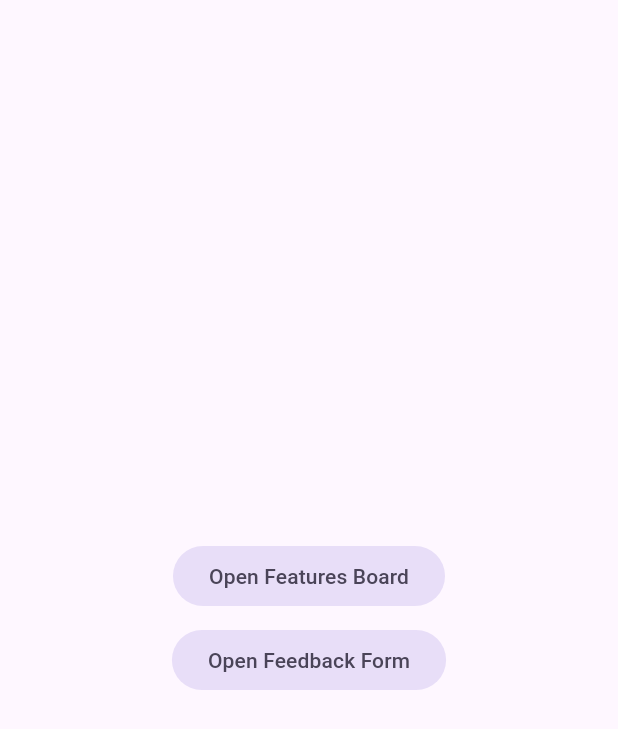
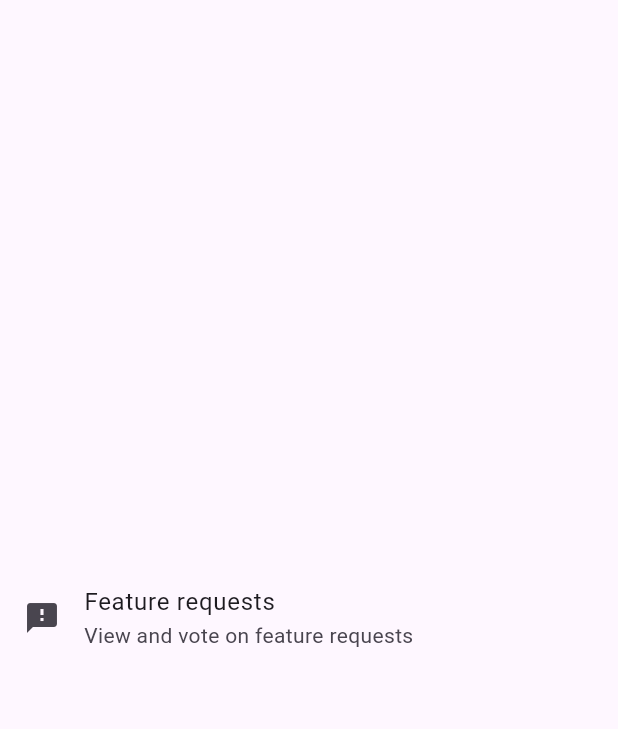
Before and after one commit to UserOrient/userorient-flutter, a Flutter app: the screen it shows after launch, on a phone screen of 412 x 824 dp. Shown: the top 729 px of the screen. Run offline on Flutter 3.47's test engine with Material 3 defaults, Android fonts, the phone set to English and light mode, and no system bars; our stand-ins replace flutter_svg, flutter_svg_provider, shared_preferences; accounts and stored records are empty.

Commit message:
Publish version 0.0.4

```diff
--- a/example/lib/main.dart
+++ b/example/lib/main.dart
@@ -3,6 +3,8 @@ import 'package:userorient_flutter/userorient_flutter.dart';
 
 void main() async {
   WidgetsFlutterBinding.ensureInitialized();
+
+  UserOrient.clearCache();
 
   UserOrient.configure(
     apiKey: 'YOUR_API_KEY',
@@ -44,21 +46,16 @@ class HomePage extends StatelessWidget {
         child: Column(
           mainAxisAlignment: MainAxisAlignment.center,
           children: [
-            FilledButton.tonal(
-              child: const Text(
-                'Open Features Board',
+            ListTile(
+              leading: const Icon(Icons.feedback),
+              title: const Text(
+                'Feature requests',
               ),
-              onPressed: () {
+              subtitle: const Text(
+                'View and vote on feature requests',
+              ),
+              onTap: () {
                 UserOrient.openBoard(context);
-              },
-            ),
-            const SizedBox(height: 8.0),
-            FilledButton.tonal(
-              child: const Text(
-                'Open Feedback Form',
-              ),
-              onPressed: () {
-                UserOrient.openForm(context);
               },
             ),
           ],
--- a/lib/src/logic/user_orient.dart
+++ b/lib/src/logic/user_orient.dart
@@ -86,11 +86,11 @@ class UserOrient {
     await UserOrientData.clearCache();
 
     _isInitialized = false;
-    _apiKey = null;
     _user = null;
     userUuid = null;
 
     features.value = null;
+    project.value = null;
 
     logUO('Cache cleared', emoji: '🆑');
   }
@@ -120,7 +120,7 @@ class UserOrient {
 
       userUuid = await UserOrientData.resolveUserUuid(
         projectId: _apiKey!,
-        user: _user!,
+        user: _user,
       );
 
       UserOrient.user.value = _user;
--- a/lib/src/logic/user_orient_data.dart
+++ b/lib/src/logic/user_orient_data.dart
@@ -14,16 +14,16 @@ typedef UserUUID = String;
 
 class UserOrientData {
   static Future<UserUUID> syncUser({
-    required User user,
+    required User? user,
     required String projectId,
   }) async {
     final Endpoint endpoint = RestfulEndpoints.syncUser(projectId);
 
-    logUO('Syncing user: ${user.toJson()}', emoji: '🔄');
+    logUO('Syncing user: ${user?.toJson()}', emoji: '🔄');
 
     final http.Response response = await http.post(
       Uri.parse(endpoint.url),
-      body: jsonEncode(user.toJson()),
+      body: user == null ? null : jsonEncode(user.toJson()),
       headers: {
         'Content-Type': 'application/json',
       },
@@ -113,7 +113,7 @@ class UserOrientData {
 
   static Future<UserUUID> resolveUserUuid({
     required String projectId,
-    required User user,
+    required User? user,
   }) async {
     UserUUID uuid;
     final SharedPreferences prefs = await SharedPreferences.getInstance();
--- a/lib/src/widgets/feature_card.dart
+++ b/lib/src/widgets/feature_card.dart
@@ -80,7 +80,7 @@ class FeatureCard extends StatelessWidget {
             children: [
               Text(
                 feature.titleForLocale(
-                  UserOrient.user.value!.language,
+                  UserOrient.user.value?.language,
                 ),
                 style: const TextStyle(
                   fontSize: 16.0,
@@ -92,7 +92,7 @@ class FeatureCard extends StatelessWidget {
               const SizedBox(height: 2.0),
               Text(
                 feature.descriptionForLocale(
-                  UserOrient.user.value!.language,
+                  UserOrient.user.value?.language,
                 ),
                 style: const TextStyle(
                   fontSize: 14.0,
--- a/pubspec.yaml
+++ b/pubspec.yaml
@@ -1,6 +1,6 @@
 name: userorient_flutter
 description: "UserOrient Flutter SDK: Discover what your users really want and stop building wrong features."
-version: 0.0.3
+version: 0.0.4
 homepage: https://userorient.com
 repository: https://github.com/userorient/userorient-flutter
 
```
Also changed, not shown: 1 other file.
